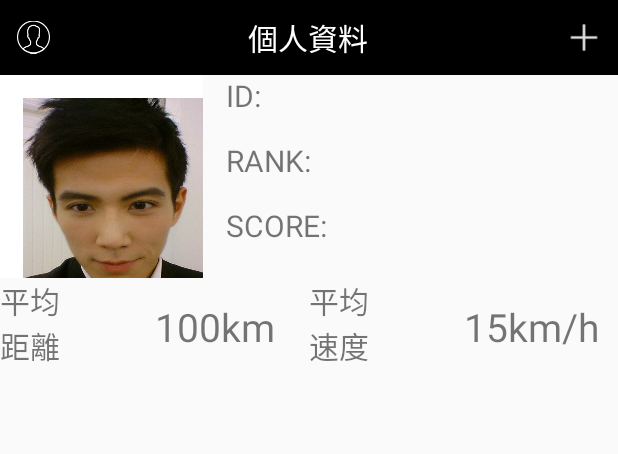
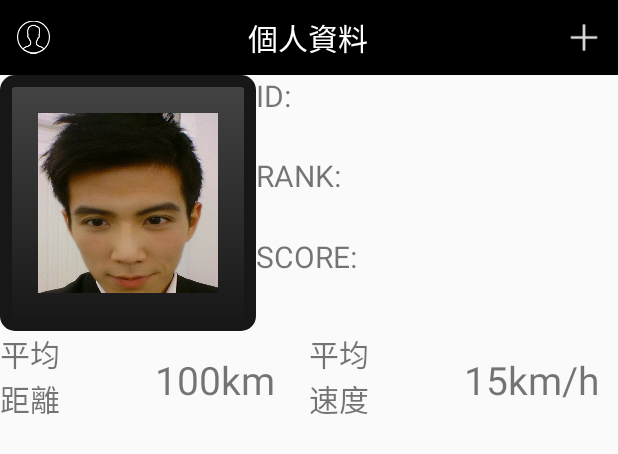
Before and after one commit to kenjoekk/AOLO, an Android app: the layout fragment_identity.xml on its own in the app's theme, with its tools: preview values and no code run, on a phone screen of 412 x 824 dp. Shown: the top 454 px of the screen. Run offline under Robolectric (Android 15) with nearby library versions, the light colour scheme and no system bars.

Commit message:
identity photo background

```diff
--- a/app/src/main/res/layout/fragment_identity.xml
+++ b/app/src/main/res/layout/fragment_identity.xml
@@ -56,14 +56,14 @@
         <RelativeLayout
             android:layout_width="match_parent"
             android:layout_height="wrap_content">
-            <ImageView
-                android:layout_width="135dp"
-                android:layout_height="135dp"
-                android:background="#ffffff"
-                />
+            <LinearLayout
+                android:id="@+id/photo"
+                android:layout_width="wrap_content"
+                android:layout_height="wrap_content"
+                android:background="@drawable/start"
+                >
+<ImageView
 
-<ImageView
-    android:id="@+id/photo"
     android:layout_marginTop="15dp"
     android:layout_marginLeft="15dp"
     android:layout_marginRight="15dp"
@@ -71,9 +71,12 @@
     android:layout_width="120dp"
     android:layout_height="120dp"
     android:background="@drawable/photo"
+    android:id="@+id/identityPhoto"
+
 
 
     />
+            </LinearLayout>
             <LinearLayout
                 android:id="@+id/identity"
                 android:layout_width="wrap_content"
```
Also changed, not shown: 4 other files.
